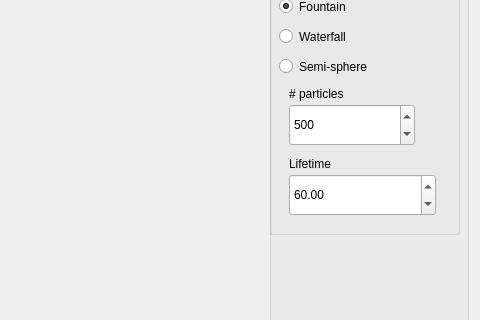
Above: main_window.ui from GerardMT/Particles before the change; both pictures show x 347 to 827 and y 177 to 497 of the 827 by 618 pixel window. Below: the same form after it.
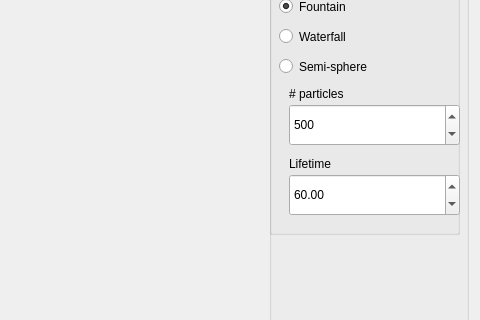
That is the form after the change. Custom widgets are drawn as their Qt base class.

What changed in the file:
```diff
--- a/main_window.ui
+++ b/main_window.ui
@@ -220,7 +220,7 @@
            <rect>
             <x>20</x>
             <y>140</y>
-            <width>126</width>
+            <width>171</width>
             <height>42</height>
            </rect>
           </property>
@@ -236,7 +236,7 @@
            <rect>
             <x>20</x>
             <y>210</y>
-            <width>147</width>
+            <width>171</width>
             <height>42</height>
            </rect>
           </property>
```
Left out of the diff: 84 changed lines with no effect on the pictures.
